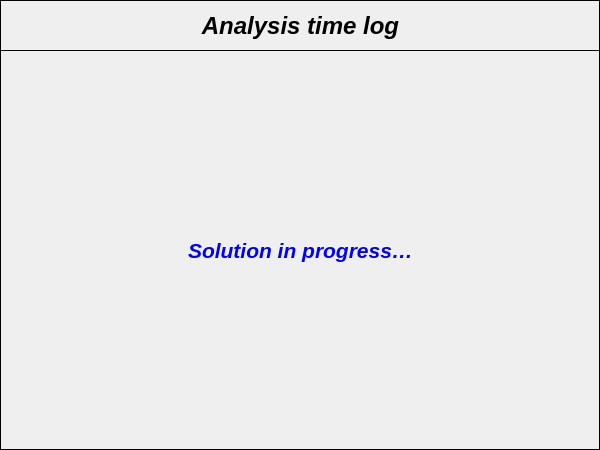
open-pulse/OpenPulse, file data/user_input/ui/analysis_/general_/run_analysis_input.ui: the form before one commit.
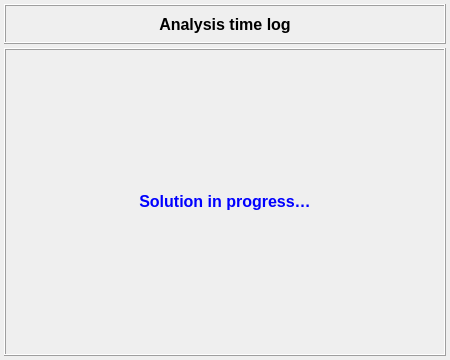
The form after the commit. Icons and pictures are not drawn.

Commit message: Structural nodal results for static analysis

Diff of the .ui file:
```diff
--- a/data/user_input/ui/analysis_/general_/run_analysis_input.ui
+++ b/data/user_input/ui/analysis_/general_/run_analysis_input.ui
@@ -9,8 +9,8 @@
    <rect>
     <x>0</x>
     <y>0</y>
-    <width>600</width>
-    <height>450</height>
+    <width>450</width>
+    <height>360</height>
    </rect>
   </property>
   <property name="sizePolicy">
@@ -21,8 +21,8 @@
   </property>
   <property name="minimumSize">
    <size>
-    <width>600</width>
-    <height>450</height>
+    <width>450</width>
+    <height>360</height>
    </size>
   </property>
   <property name="maximumSize">
@@ -50,51 +50,66 @@
   <property name="modal">
    <bool>false</bool>
   </property>
+  <layout class="QGridLayout" name="gridLayout_3">
+   <property name="leftMargin">
+    <number>4</number>
+   </property>
+   <property name="topMargin">
+    <number>4</number>
+   </property>
+   <property name="rightMargin">
+    <number>4</number>
+   </property>
+   <property name="bottomMargin">
+    <number>4</number>
+   </property>
+   <property name="spacing">
+    <number>4</number>
+   </property>
+   <item row="0" column="0">
   <widget class="QFrame" name="frame_title">
-   <property name="geometry">
-    <rect>
-     <x>0</x>
-     <y>0</y>
-     <width>600</width>
-     <height>51</height>
-    </rect>
-   </property>
    <property name="minimumSize">
     <size>
-     <width>600</width>
-     <height>0</height>
+       <width>0</width>
+       <height>40</height>
     </size>
    </property>
    <property name="maximumSize">
     <size>
      <width>600</width>
-     <height>16777215</height>
+       <height>40</height>
     </size>
    </property>
    <property name="frameShape">
     <enum>QFrame::Box</enum>
    </property>
    <property name="frameShadow">
-    <enum>QFrame::Plain</enum>
+      <enum>QFrame::Raised</enum>
    </property>
    <property name="lineWidth">
     <number>1</number>
    </property>
+     <layout class="QGridLayout" name="gridLayout">
+      <property name="leftMargin">
+       <number>2</number>
+      </property>
+      <property name="topMargin">
+       <number>2</number>
+      </property>
+      <property name="rightMargin">
+       <number>2</number>
+      </property>
+      <property name="bottomMargin">
+       <number>2</number>
+      </property>
+      <item row="0" column="0">
    <widget class="QLabel" name="label_title">
-    <property name="geometry">
-     <rect>
-      <x>6</x>
-      <y>6</y>
-      <width>589</width>
-      <height>39</height>
-     </rect>
-    </property>
     <property name="font">
      <font>
-      <family>Arial</family>
-      <pointsize>18</pointsize>
+          <family>MS Shell Dlg 2</family>
+          <pointsize>12</pointsize>
       <weight>75</weight>
-      <italic>true</italic>
+          <italic>false</italic>
       <bold>true</bold>
      </font>
     </property>
@@ -108,20 +123,16 @@
      <set>Qt::AlignCenter</set>
     </property>
    </widget>
-  </widget>
+      </item>
+     </layout>
+    </widget>
+   </item>
+   <item row="1" column="0">
   <widget class="QFrame" name="frame_message">
-   <property name="geometry">
-    <rect>
-     <x>0</x>
-     <y>50</y>
-     <width>600</width>
-     <height>400</height>
-    </rect>
-   </property>
    <property name="minimumSize">
     <size>
-     <width>600</width>
-     <height>400</height>
+       <width>0</width>
+       <height>0</height>
     </size>
    </property>
    <property name="maximumSize">
@@ -134,26 +145,35 @@
     <enum>QFrame::Box</enum>
    </property>
    <property name="frameShadow">
-    <enum>QFrame::Plain</enum>
-   </property>
+      <enum>QFrame::Raised</enum>
+     </property>
+     <layout class="QGridLayout" name="gridLayout_2">
+      <property name="leftMargin">
+       <number>2</number>
+      </property>
+      <property name="topMargin">
+       <number>2</number>
+      </property>
+      <property name="rightMargin">
+       <number>2</number>
+      </property>
+      <property name="bottomMargin">
+       <number>2</number>
+      </property>
+      <item row="0" column="0">
    <widget class="QLabel" name="label_message">
-    <property name="geometry">
-     <rect>
-      <x>6</x>
-      <y>6</y>
-      <width>589</width>
-      <height>389</height>
-     </rect>
-    </property>
     <property name="font">
      <font>
-      <family>Arial</family>
-      <pointsize>16</pointsize>
-      <weight>75</weight>
-      <italic>true</italic>
-      <bold>true</bold>
-     </font>
-    </property>
+          <family>MS Shell Dlg 2</family>
+          <pointsize>12</pointsize>
+          <weight>50</weight>
+          <italic>false</italic>
+          <bold>false</bold>
+         </font>
+        </property>
+        <property name="styleSheet">
+         <string notr="true"/>
+        </property>
     <property name="text">
      <string>&lt;html&gt;&lt;head/&gt;&lt;body&gt;&lt;p align=&quot;center&quot;&gt;&lt;span style=&quot; font-weight:600; color:#0000ff;&quot;&gt;Solution in progress…&lt;/span&gt;&lt;/p&gt;&lt;/body&gt;&lt;/html&gt;</string>
     </property>
@@ -161,7 +181,11 @@
      <set>Qt::AlignCenter</set>
     </property>
    </widget>
-  </widget>
+      </item>
+     </layout>
+    </widget>
+   </item>
+  </layout>
  </widget>
  <resources/>
  <connections/>
```
Lines whose indentation alone changed are shown as unchanged. The commit also changes 46 other files.
